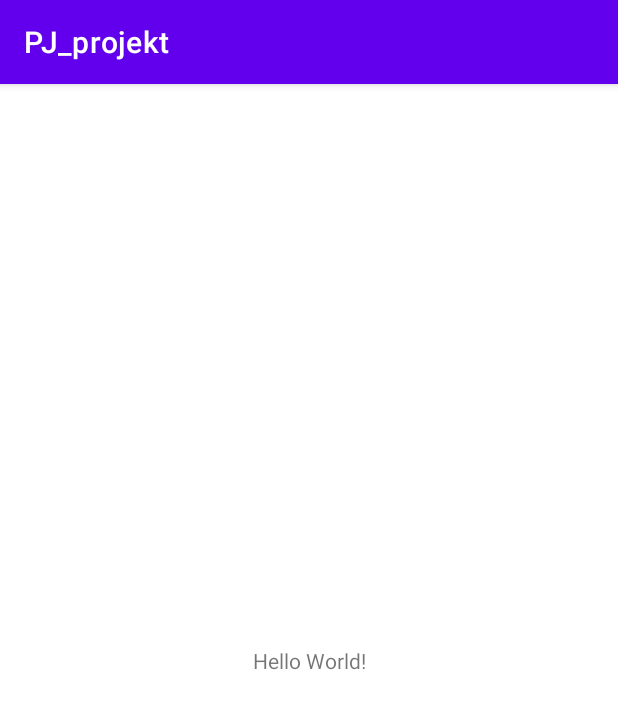
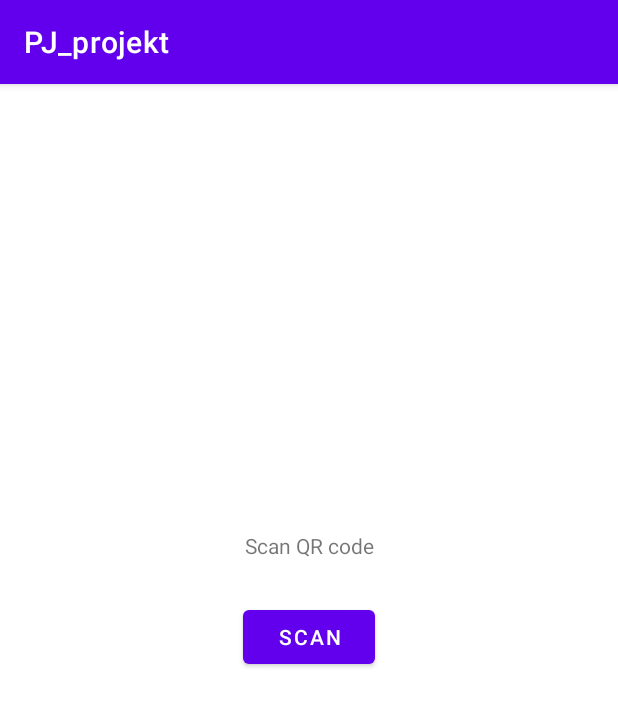
Before and after one commit to Predvsem-trivialno/Programski-jeziki, an Android app: the screen it shows after launch (MainActivity), on a phone screen of 412 x 824 dp. Shown: the top 709 px of the screen. Run offline under Robolectric (Android 15) with nearby library versions, the phone set to English and light mode, and no system bars.

Commit message:
Test commit - added a button and some texts

```diff
--- a/app/src/main/res/layout/activity_main.xml
+++ b/app/src/main/res/layout/activity_main.xml
@@ -7,12 +7,26 @@
     tools:context=".MainActivity">
 
     <TextView
+        android:id="@+id/textView"
         android:layout_width="wrap_content"
         android:layout_height="wrap_content"
-        android:text="Hello World!"
+        android:text="@string/text_qr"
         app:layout_constraintBottom_toBottomOf="parent"
         app:layout_constraintLeft_toLeftOf="parent"
         app:layout_constraintRight_toRightOf="parent"
-        app:layout_constraintTop_toTopOf="parent" />
+        app:layout_constraintTop_toTopOf="parent"
+        app:layout_constraintVertical_bias="0.398" />
+
+    <Button
+        android:id="@+id/button"
+        android:layout_width="wrap_content"
+        android:layout_height="wrap_content"
+        android:text="@string/button_qr"
+        app:layout_constraintBottom_toBottomOf="parent"
+        app:layout_constraintEnd_toEndOf="parent"
+        app:layout_constraintHorizontal_bias="0.501"
+        app:layout_constraintStart_toStartOf="parent"
+        app:layout_constraintTop_toBottomOf="@+id/textView"
+        app:layout_constraintVertical_bias="0.068" />
 
 </androidx.constraintlayout.widget.ConstraintLayout>
--- a/app/src/main/res/values/strings.xml
+++ b/app/src/main/res/values/strings.xml
@@ -1,3 +1,5 @@
 <resources>
     <string name="app_name">PJ_projekt</string>
+    <string name="text_qr">Scan QR code</string>
+    <string name="button_qr">SCAN</string>
 </resources>
```
